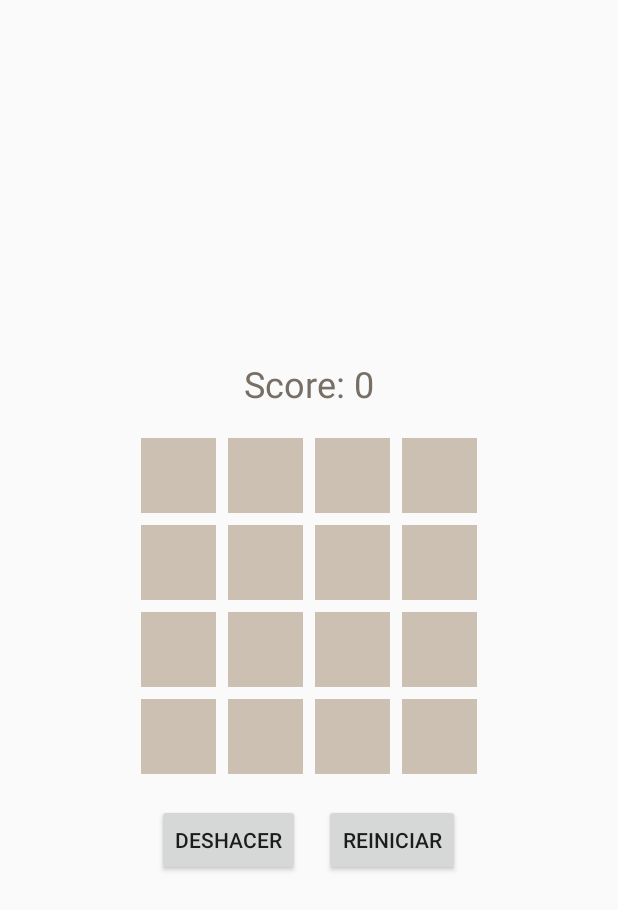
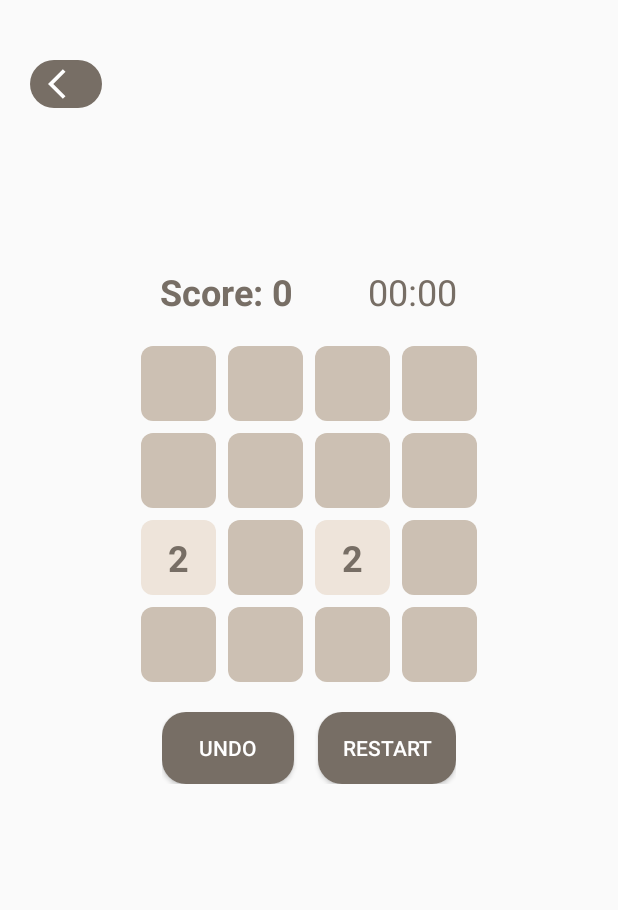
Before and after one commit to davidi13/DavidCenter, an Android app: the Game2048Activity screen opened directly, with no data from a screen before it, on a phone screen of 412 x 824 dp. Shown: the top 910 px of the screen. Run offline under Robolectric (Android 15) with nearby library versions, the phone set to English and light mode, and no system bars; our stand-ins replace Firebase (no records; nobody signed in at launch, a user with empty details on screens opened directly).

Commit message:
2048 working

```diff
--- a/app/build.gradle
+++ b/app/build.gradle
@@ -51,7 +51,6 @@ dependencies {
 
     implementation 'com.google.firebase:firebase-storage:20.2.1'
 
-
     // Firebase glide
 
     implementation 'com.github.bumptech.glide:glide:4.15.1'
--- a/app/src/main/AndroidManifest.xml
+++ b/app/src/main/AndroidManifest.xml
@@ -18,6 +18,7 @@
         <activity
             android:name=".Game2048Activity"
             android:exported="false"
+            android:configChanges="orientation|screenSize"
             android:theme="@style/Theme.AppCompat.Light.NoActionBar" />
         <activity
             android:name=".LightsOutside"
--- a/app/src/main/java/com/example/myloginscreen/HomeActivity.java
+++ b/app/src/main/java/com/example/myloginscreen/HomeActivity.java
@@ -65,7 +65,7 @@ public class HomeActivity extends AppCompatActivity implements NavigationView.On
         } else if (id == R.id.nav_settings) {
             getSupportFragmentManager().beginTransaction().replace(R.id.fragment_container, new ProfileFragment()).commit();
         } else if (id == R.id.nav_share) {
-            getSupportFragmentManager().beginTransaction().replace(R.id.fragment_container, new ShareFragment()).commit();
+            getSupportFragmentManager().beginTransaction().replace(R.id.fragment_container, new ScoreFragment()).commit();
         } else if (id == R.id.nav_about) {
             getSupportFragmentManager().beginTransaction().replace(R.id.fragment_container, new AboutFragment()).commit();
         } else if (id == R.id.nav_logout) {
--- a/app/src/main/res/drawable/second_button.xml
+++ b/app/src/main/res/drawable/second_button.xml
@@ -1,6 +1,6 @@
 <?xml version="1.0" encoding="utf-8"?>
 <shape xmlns:android="http://schemas.android.com/apk/res/android">
-    <solid android:color="@color/yellow"/>
+    <solid android:color="@color/marron_claro"/>
     <corners android:radius="16dp"/>
     <padding
         android:left="16dp"
--- a/app/src/main/res/layout/activity_game2048.xml
+++ b/app/src/main/res/layout/activity_game2048.xml
@@ -1,30 +1,73 @@
-<LinearLayout
+<?xml version="1.0" encoding="utf-8"?>
+<RelativeLayout
     xmlns:android="http://schemas.android.com/apk/res/android"
     android:layout_width="match_parent"
-    android:layout_height="match_parent"
+    android:layout_height="match_parent">
+
+    <!-- Botón de retroceso en la esquina superior izquierda -->
+    <ImageButton
+        android:id="@+id/button_back_2048"
+        android:layout_width="48dp"
+        android:layout_height="32dp"
+        android:layout_marginTop="40dp"
+        android:layout_marginLeft="20dp"
+        android:layout_alignParentStart="true"
+        android:layout_alignParentTop="true"
+        android:backgroundTint="@color/marron_oscuro"
+        android:background="@drawable/rounded_button_background"
+        android:contentDescription="Botón para volver atrás"
+        android:src="@drawable/baseline_arrow_back_ios_24" />
+
+    <!-- Contenedor principal del layout del juego -->
+    <LinearLayout
+        android:id="@+id/main"
+        android:layout_width="match_parent"
+        android:layout_height="wrap_content"
         android:orientation="vertical"
-    android:gravity="center">
+        android:gravity="center"
+        android:layout_below="@id/button_back_2048"
+        android:layout_marginTop="106dp">
 
+        <LinearLayout
+            android:layout_width="wrap_content"
+            android:layout_height="wrap_content"
+            android:layout_gravity="center_horizontal">
+
+            <!-- Vista de puntuación en la esquina superior izquierda del GridLayout -->
             <TextView
                 android:id="@+id/score_view"
                 android:layout_width="wrap_content"
                 android:layout_height="wrap_content"
                 android:text="Score: 0"
                 android:textSize="24sp"
-        android:textColor="#776E65"
-        android:layout_alignParentTop="true"
-        android:layout_centerHorizontal="true" />
+                android:textColor="@color/marron_oscuro"
+                android:textStyle="bold"
+                android:paddingRight="50dp"
+                android:layout_alignStart="@id/grid_layout"
+                android:layout_alignTop="@id/grid_layout" />
 
+            <!-- Cronómetro en la esquina superior derecha del GridLayout -->
+            <Chronometer
+                android:id="@+id/chronometer_2048"
+                android:layout_width="wrap_content"
+                android:layout_height="wrap_content"
+                android:textSize="24sp"
+                android:textColor="@color/marron_oscuro"
+                android:layout_alignEnd="@id/grid_layout"
+                android:layout_alignTop="@id/grid_layout" />
+
+        </LinearLayout>
+
+
+        <!-- Tablero de juego -->
         <GridLayout
             android:id="@+id/grid_layout"
             android:layout_width="wrap_content"
             android:layout_height="wrap_content"
-        android:layout_below="@id/score_view"
             android:layout_marginTop="16dp"
             android:layout_gravity="center"
             android:columnCount="4"
-        android:rowCount="4"
-        android:layout_centerInParent="true">
+            android:rowCount="4">
 
             <!-- TextViews para representar las celdas del juego -->
             <TextView
@@ -47,6 +90,7 @@
                 android:textColor="#776E65"
                 android:textStyle="bold"
                 android:text="" />
+
             <TextView
                 android:layout_width="50dp"
                 android:layout_height="50dp"
@@ -190,6 +234,7 @@
 
         </GridLayout>
 
+        <!-- Botones de deshacer y reiniciar -->
         <LinearLayout
             android:layout_width="wrap_content"
             android:layout_height="wrap_content"
@@ -201,14 +246,21 @@
                 android:id="@+id/button_undo"
                 android:layout_width="wrap_content"
                 android:layout_height="wrap_content"
-            android:text="Deshacer"/>
+                android:text="Undo"
+                android:background="@drawable/rounded_button_background"
+                android:textColor="@android:color/white"
+                android:backgroundTint="@color/marron_oscuro"/>
 
             <Button
                 android:id="@+id/button_restart"
                 android:layout_width="wrap_content"
                 android:layout_height="wrap_content"
-            android:text="Reiniciar"
-            android:layout_marginStart="16dp"/>
+                android:text="Restart"
+                android:background="@drawable/rounded_button_background"
+                android:textColor="@android:color/white"
+                android:layout_marginStart="16dp"
+                android:backgroundTint="@color/marron_oscuro"/>
         </LinearLayout>
 
     </LinearLayout>
+</RelativeLayout>
--- a/app/src/main/res/values/colors.xml
+++ b/app/src/main/res/values/colors.xml
@@ -21,7 +21,12 @@
     <color name="teal_200">#FF03DAC5</color>
     <color name="teal_700">#FF018786</color>
     <color name="lavender">#8692f7</color>
+
+
     <color name="yellow">#ced405</color>
+    <color name="dosmilcuarenta">#CDC1B4</color>
+    <color name="marron_oscuro">#776E65</color>
+    <color name="marron_claro">#BCA890</color>
     <color name="transparente">#ececec</color>
     <color name="transparente2">#dbdada</color>
 
```
Also changed, not shown: app/src/main/java/com/example/myloginscreen/Game2048Activity.java (+218 -172 lines), app/src/main/java/com/example/myloginscreen/ScoreFragment.java (added, +78 -0 lines), app/src/main/java/com/example/myloginscreen/ShareFragment.java (deleted, +0 -64 lines), app/src/main/res/layout/fragment_score.xml (added, +37 -0 lines), app/src/main/res/layout/fragment_share.xml (deleted, +0 -18 lines). Lines whose indentation alone changed are shown as unchanged.
